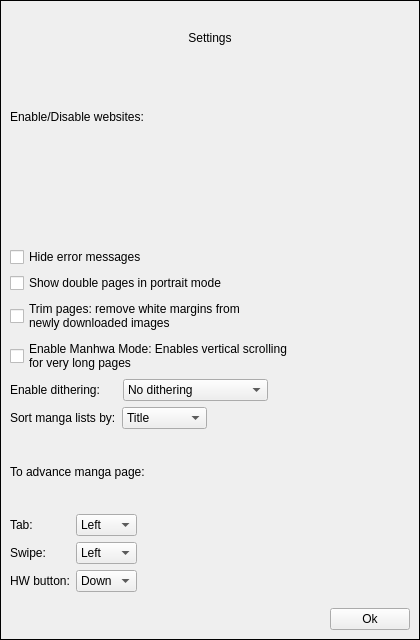
Above: widgets/settingsdialog.ui from Rain92/UltimateMangaReader before the change. Below: the same form after it.
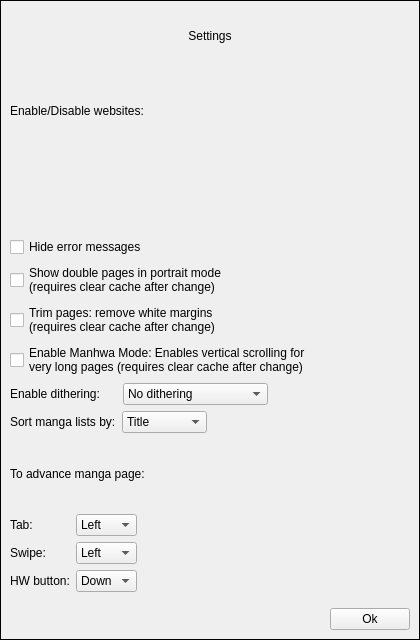
That is the form after the change.

Commit message: Update settings description

```diff
--- a/widgets/settingsdialog.ui
+++ b/widgets/settingsdialog.ui
@@ -168,23 +168,24 @@
        <item>
         <widget class="QCheckBox" name="checkBoxDoublePages">
          <property name="text">
-          <string>Show double pages in portrait mode</string>
+          <string>Show double pages in portrait mode 
+(requires clear cache after change)</string>
          </property>
         </widget>
        </item>
        <item>
         <widget class="QCheckBox" name="checkBoxTrim">
          <property name="text">
-          <string>Trim pages: remove white margins from 
-newly downloaded images</string>
+          <string>Trim pages: remove white margins 
+(requires clear cache after change)</string>
          </property>
         </widget>
        </item>
        <item>
         <widget class="QCheckBox" name="checkBoxManhwaMode">
          <property name="text">
-          <string>Enable Manhwa Mode: Enables vertical scrolling 
-for very long pages</string>
+          <string>Enable Manhwa Mode: Enables vertical scrolling for 
+very long pages (requires clear cache after change)</string>
          </property>
         </widget>
        </item>
```
